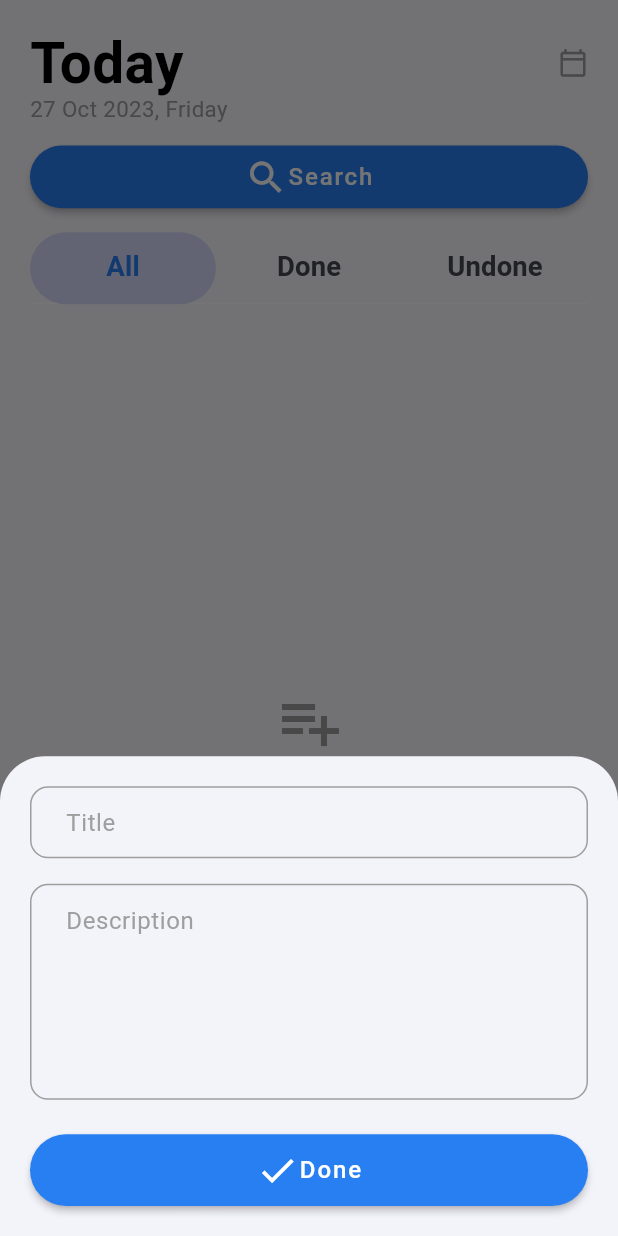
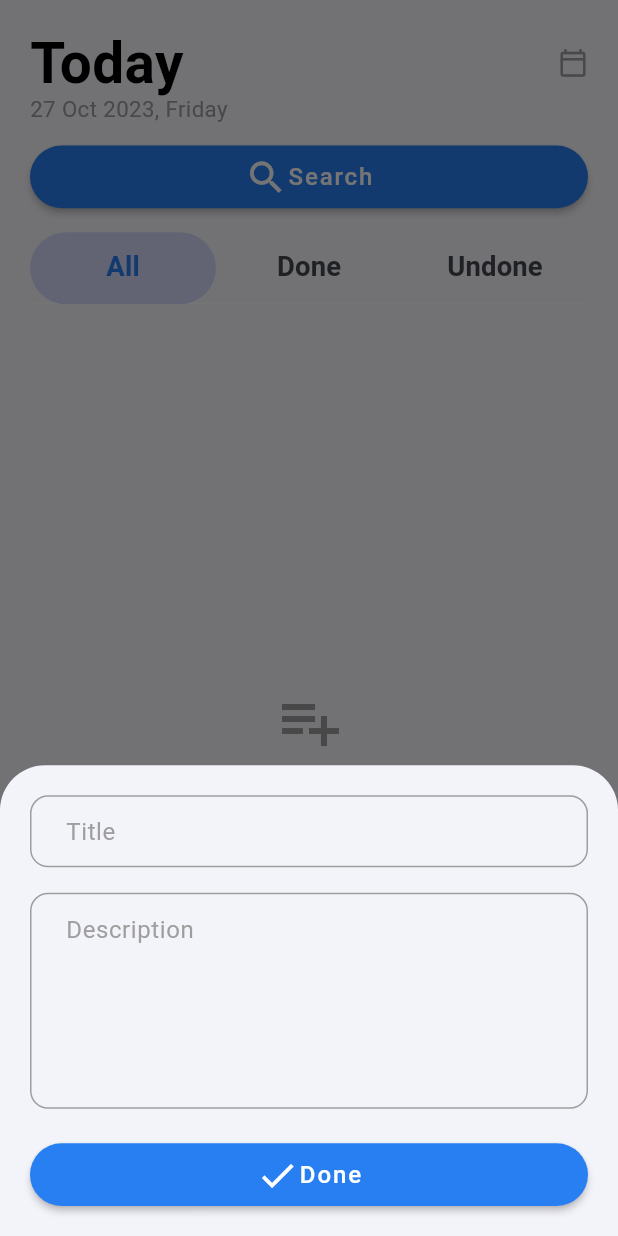
Before and after one commit to ziad500/TODO-APP-MASTER, a Flutter app: the screen it shows after launch, after a tap on "Add New Task", on a phone screen of 412 x 824 dp. Run offline on Flutter 3.47's test engine with Material 2 defaults, Android fonts, the phone set to English and light mode, and no system bars; our stand-ins replace dartz, flutter_bloc, flutter_screenutil, fluttertoast, get_it, sqflite; accounts and stored records are empty.

Commit message:
final push

```diff
--- a/lib/features/todo/presentation/screens/todos_screen/components/bottom_sheet_widget.dart
+++ b/lib/features/todo/presentation/screens/todos_screen/components/bottom_sheet_widget.dart
@@ -69,7 +69,7 @@ class BottomSheetWidget extends StatelessWidget {
                   }
                 },
                 child: MainButton(
-                  height: 40.h,
+                  height: 35.h,
                   title: "Done",
                   icon: Icons.done,
                   onPressed: () {
```
